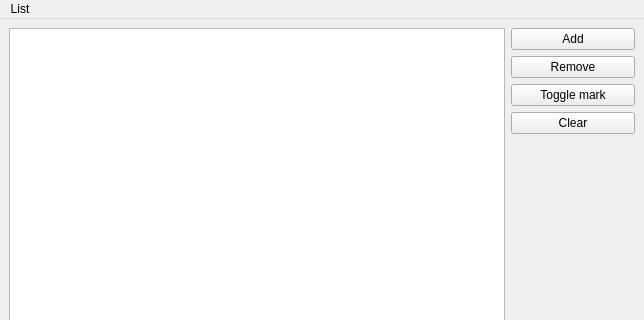
First picture: the form in interface/main.ui, repository MatusGuy/tickathon, before the edit; both pictures show x 0 to 644 and y 0 to 320 of the 644 by 565 pixel window.
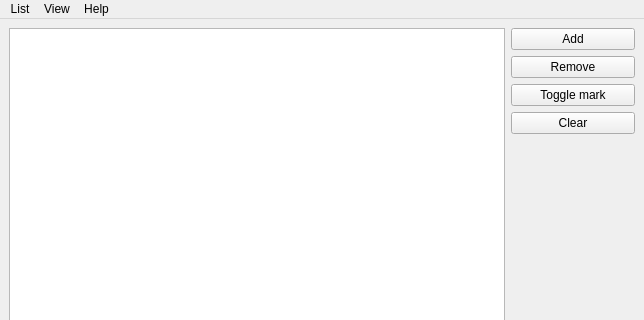
Second picture: the form after the edit. Icons and pictures are not drawn.

What changed in the file:
```diff
--- a/interface/main.ui
+++ b/interface/main.ui
@@ -255,7 +255,21 @@
     <addaction name="separator"/>
     <addaction name="ClearAction"/>
    </widget>
+   <widget class="QMenu" name="Help">
+    <property name="title">
+     <string>Help</string>
+    </property>
+    <addaction name="AboutAction"/>
+   </widget>
+   <widget class="QMenu" name="View">
+    <property name="title">
+     <string>View</string>
+    </property>
+    <addaction name="ActiveItems"/>
+   </widget>
    <addaction name="ListMenu"/>
+   <addaction name="View"/>
+   <addaction name="Help"/>
   </widget>
   <widget class="QStatusBar" name="StatusBar"/>
   <action name="AddAction">
```
Left out of the diff: 33 changed lines with no effect on the pictures.
